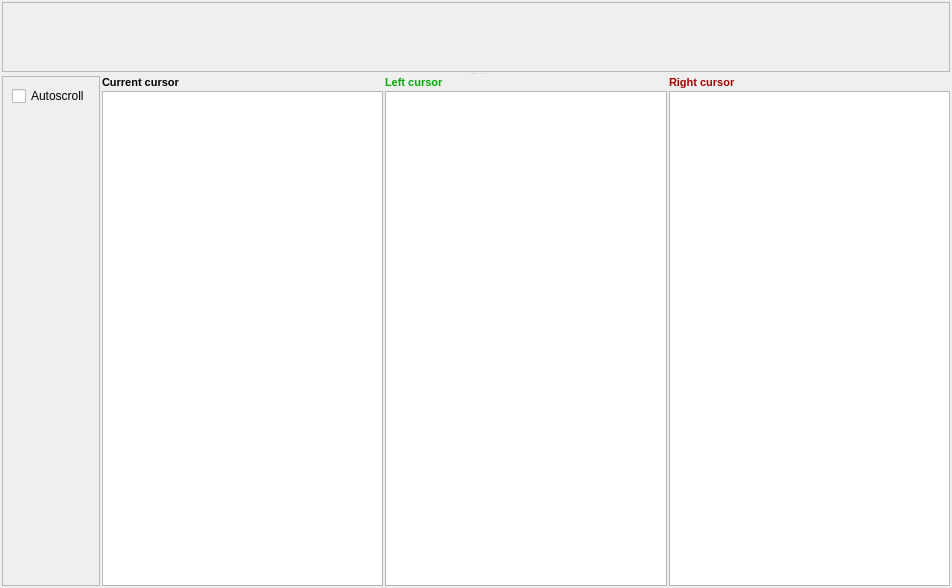
The window that graphform.ui (kernel1024/plcrecorder) describes before a commit, drawn with Qt 5.
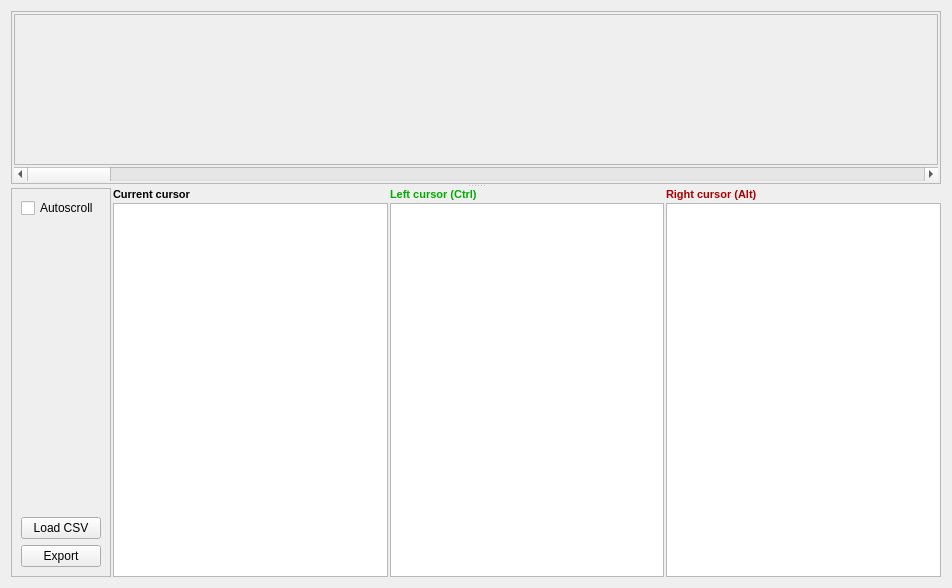
The same window after the commit. Custom widgets are drawn as their Qt base class.

Commit message: Plot controls, CSV moved to separate class, bugfixes.

```diff
--- a/graphform.ui
+++ b/graphform.ui
@@ -13,27 +13,36 @@
   <property name="windowTitle">
    <string>Form</string>
   </property>
-  <layout class="QVBoxLayout" name="verticalLayout_6">
-   <property name="spacing">
-    <number>2</number>
-   </property>
-   <property name="leftMargin">
-    <number>2</number>
-   </property>
-   <property name="topMargin">
-    <number>2</number>
-   </property>
-   <property name="rightMargin">
-    <number>2</number>
-   </property>
-   <property name="bottomMargin">
-    <number>2</number>
-   </property>
+  <layout class="QVBoxLayout" name="verticalLayout_7">
    <item>
     <widget class="QSplitter" name="splitter">
      <property name="orientation">
       <enum>Qt::Vertical</enum>
      </property>
+     <widget class="QFrame" name="frame_2">
+      <property name="frameShape">
+       <enum>QFrame::StyledPanel</enum>
+      </property>
+      <property name="frameShadow">
+       <enum>QFrame::Raised</enum>
+      </property>
+      <layout class="QVBoxLayout" name="verticalLayout_6">
+       <property name="spacing">
+        <number>2</number>
+       </property>
+       <property name="leftMargin">
+        <number>2</number>
+       </property>
+       <property name="topMargin">
+        <number>2</number>
+       </property>
+       <property name="rightMargin">
+        <number>2</number>
+       </property>
+       <property name="bottomMargin">
+        <number>2</number>
+       </property>
+       <item>
      <widget class="QScrollArea" name="scrollArea">
       <property name="widgetResizable">
        <bool>true</bool>
@@ -43,8 +52,8 @@
         <rect>
          <x>0</x>
          <y>0</y>
-         <width>946</width>
-         <height>68</height>
+            <width>926</width>
+            <height>168</height>
         </rect>
        </property>
        <layout class="QVBoxLayout" name="verticalLayout_2">
@@ -76,6 +85,16 @@
        </layout>
       </widget>
      </widget>
+       </item>
+       <item>
+        <widget class="QScrollBar" name="horizontalScrollBar">
+         <property name="orientation">
+          <enum>Qt::Horizontal</enum>
+         </property>
+        </widget>
+       </item>
+      </layout>
+     </widget>
      <widget class="QWidget" name="layoutWidget">
       <layout class="QHBoxLayout" name="horizontalLayout_4">
        <property name="spacing">
@@ -110,6 +129,20 @@
             </property>
            </spacer>
           </item>
+          <item>
+           <widget class="QPushButton" name="btnLoadCSV">
+            <property name="text">
+             <string>Load CSV</string>
+            </property>
+           </widget>
+          </item>
+          <item>
+           <widget class="QPushButton" name="btnExport">
+            <property name="text">
+             <string>Export</string>
+            </property>
+           </widget>
+          </item>
          </layout>
         </widget>
        </item>
@@ -228,7 +261,7 @@
               </font>
              </property>
              <property name="text">
-              <string>Left cursor</string>
+              <string>Left cursor (Ctrl)</string>
              </property>
             </widget>
            </item>
@@ -326,7 +359,7 @@
               </font>
              </property>
              <property name="text">
-              <string>Right cursor</string>
+              <string>Right cursor (Alt)</string>
              </property>
             </widget>
            </item>
```
Left out of the diff: 2 changed lines with no effect on the pictures. Lines whose indentation alone changed are shown as unchanged. The commit also changes 14 other files.
